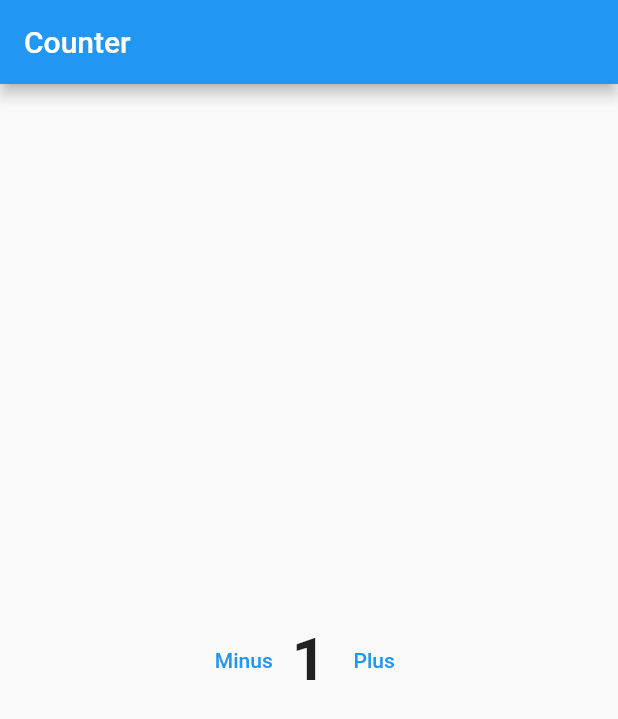
After one commit to Eslamyounis34/FlutterDemo, a Flutter app: the screen it shows after launch, on a phone screen of 412 x 824 dp. The commit adds this screen. Shown: the top 719 px of the screen. Run offline on Flutter 3.47's test engine with Material 2 defaults, Android fonts, the phone set to English and light mode, and no system bars.

Commit message:
adding users , counter screens

```diff
--- /dev/null
+++ b/lib/counterScreen.dart
@@ -0,0 +1,53 @@
+import 'package:flutter/cupertino.dart';
+import 'package:flutter/material.dart';
+
+class CounterScreen extends StatefulWidget {
+  @override
+  State<CounterScreen> createState() => _CounterScreenState();
+}
+
+class _CounterScreenState extends State<CounterScreen> {
+  int counter=1;
+
+  @override
+  void initState() {
+    // TODO: implement initState
+    super.initState();
+  }
+
+  @override
+  Widget build(BuildContext context) {
+    // TODO: implement build
+    return Scaffold(
+      appBar: AppBar(
+        title: const Text("Counter"),
+      ),
+      body: Center(
+        child: Row(
+          mainAxisAlignment: MainAxisAlignment.center,
+          children: [
+            TextButton(onPressed: () {
+              setState(() {
+                if(counter == 0){
+                  print(counter);
+                }else{
+                  counter -- ;
+                }
+
+              });
+            }, child: Text("Minus")),
+             Text(
+              '$counter',
+              style: TextStyle(fontSize: 40, fontWeight: FontWeight.bold),
+            ),
+            TextButton(onPressed: () {
+              setState(() {
+                counter ++;
+              });
+            }, child: Text("Plus"))
+          ],
+        ),
+      ),
+    );
+  }
+}
--- a/lib/main.dart
+++ b/lib/main.dart
@@ -1,6 +1,9 @@
 import 'package:flutter/material.dart';
+import 'package:helloworldfutter/counterScreen.dart';
 import 'package:helloworldfutter/home_screen.dart';
 import 'package:helloworldfutter/login_screen.dart';
+import 'package:helloworldfutter/messenger_screen.dart';
+import 'package:helloworldfutter/simple_screen.dart';
 
 void main() {
   runApp(myApp());
@@ -8,8 +11,8 @@ void main() {
 class myApp extends StatelessWidget{
   @override
   Widget build(BuildContext context) {
-    return  MaterialApp(
-      home: LoginScreen(),
+    return   MaterialApp(
+      home: CounterScreen(),
     );
   }
 
```
Also changed, not shown: lib/messenger_screen.dart (+105 -1 lines), lib/simple_screen.dart (added, +134 -0 lines).
